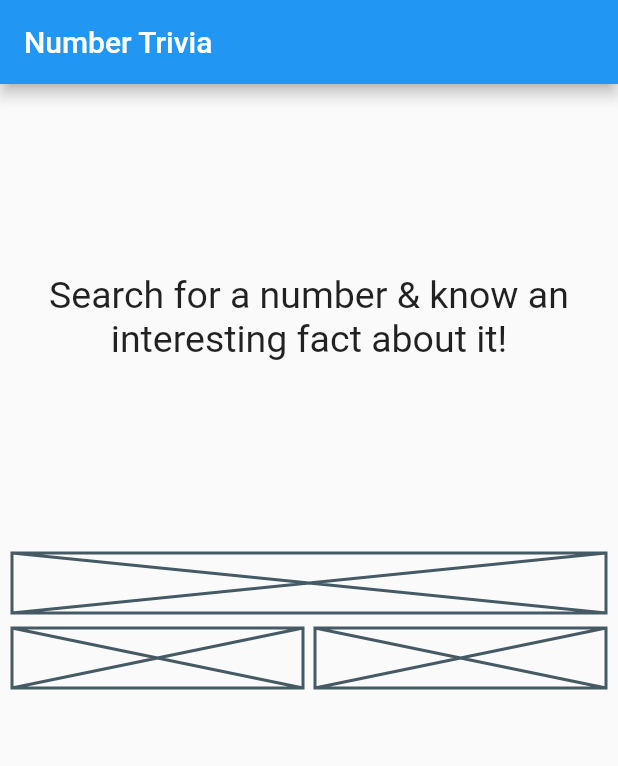
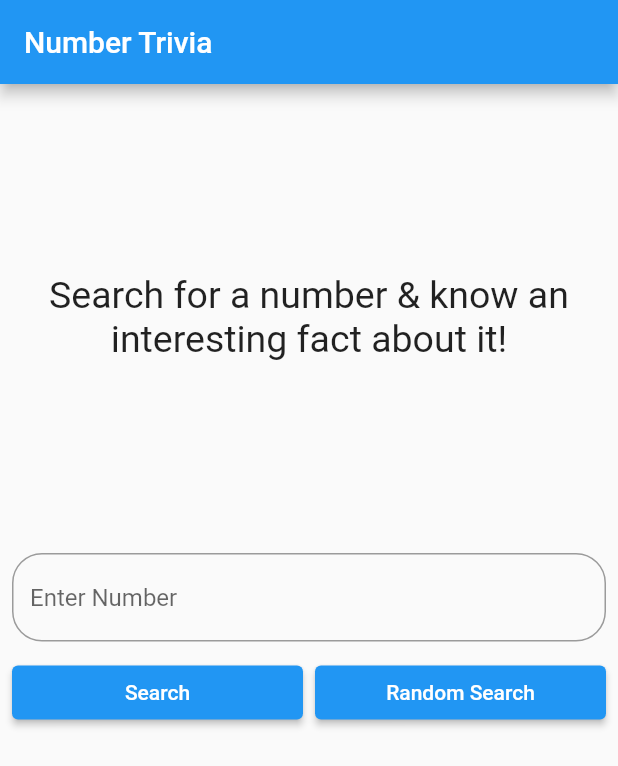
Before and after one commit to therushdevs/flutter_tdd_clean_architecture, a Flutter app: the screen it shows after launch, on a phone screen of 412 x 824 dp. Shown: the top 766 px of the screen. Run offline on Flutter 3.47's test engine with Material 2 defaults, Android fonts, the phone set to English and light mode, and no system bars; our stand-ins replace bloc, dartz, equatable, flutter_bloc, get_it, shared_preferences; missing offline and left inert: data_connection_checker_tv.

Commit message:
Project completed with bug fixes

```diff
--- a/lib/features/number_trivia/data/dataresources/number_trivia_local_datasource.dart
+++ b/lib/features/number_trivia/data/dataresources/number_trivia_local_datasource.dart
@@ -18,9 +18,8 @@ class NumberTriviaLocalDataSourceImpl implements NumberTriviaLocalDatasource{
 
   @override
   Future<NumberTriviaModel> getLastNumberTriviaModel() async{
-    // TODO: implement getLastNumberTriviaModel
     final data = pref.getString(_cachedNumberTrivia);
-    if (data != null) {
+    if (data != null && data.isNotEmpty) {
       final model = NumberTriviaModel.fromJson(json.decode(data));
       return model;
     }else{
--- a/lib/features/number_trivia/data/dataresources/number_trivia_remote_datasource.dart
+++ b/lib/features/number_trivia/data/dataresources/number_trivia_remote_datasource.dart
@@ -15,7 +15,7 @@ abstract class NumberTriviaRemoteDatasource{
   Future<NumberTriviaModel> getRandomNumberTrivia();
 }
 
-const urlNumberTrivia = 'http://numbersapi.com/';
+const urlNumberTrivia = 'http://numbersapi.com';
 typedef getConcreteOrRandom =  Future<http.Response> Function();
 
 class NumberTriviaRemoteDatasourceImpl implements NumberTriviaRemoteDatasource{
@@ -23,7 +23,7 @@ class NumberTriviaRemoteDatasourceImpl implements NumberTriviaRemoteDatasource{
   NumberTriviaRemoteDatasourceImpl({required this.httpClient});
 
   @override
-  Future<NumberTriviaModel> getConcreteNumberTrivia(int number) {
+  Future<NumberTriviaModel> getConcreteNumberTrivia(int number) async{
     return _getRemoteData(()  =>  httpClient.get(Uri.parse('$urlNumberTrivia/$number'), headers: {
       'Content-Type' : 'application/json',
     }));
@@ -39,7 +39,7 @@ class NumberTriviaRemoteDatasourceImpl implements NumberTriviaRemoteDatasource{
   Future<NumberTriviaModel> _getRemoteData(getConcreteOrRandom getData) async{
     final response = await getData();
     if (response.statusCode == 200){
-      late NumberTriviaModel numberTriviaModel = NumberTriviaModel.fromJson(jsonDecode(response.body));
+     NumberTriviaModel numberTriviaModel = NumberTriviaModel.fromJson(jsonDecode(response.body));
       return numberTriviaModel;
     }else{
       throw ServerException();
--- a/lib/features/number_trivia/presentation/bloc/number_trivia_bloc.dart
+++ b/lib/features/number_trivia/presentation/bloc/number_trivia_bloc.dart
@@ -36,7 +36,7 @@ class NumberTriviaBloc extends Bloc<NumberTriviaEvent, NumberTriviaState> {
         if(event is GetTriviaForConcreteNumber){
           final input = inputConverter.stringToUnsignedInteger(event.numberString);
           // emits the failure-success of input conversion
-          input.fold((lFailure){
+          await input.fold((lFailure){
              emit( const ErrorState(errorMessage: INVALID_INPUT_FAILURE_MESSAGE));
           }, (rSuccess) async{
             emit(LoadingState());
--- a/lib/features/number_trivia/presentation/ui-pages/number_trivia_page.dart
+++ b/lib/features/number_trivia/presentation/ui-pages/number_trivia_page.dart
@@ -1,10 +1,10 @@
 import 'package:flutter/material.dart';
 import 'package:flutter_bloc/flutter_bloc.dart';
-import 'package:number_trivia_clean_architecture/features/number_trivia/domain/entities/number_trivia.dart';
 import 'package:number_trivia_clean_architecture/features/number_trivia/presentation/bloc/number_trivia_bloc.dart';
 import 'package:number_trivia_clean_architecture/injection_container.dart';
-
 import '../../../../core/utils/global_utils.dart';
+import '../widgets/export_widgets.dart';
+import '../widgets/trivia_controls.dart';
 
 class NumberTriviaPage extends StatelessWidget {
   const NumberTriviaPage({super.key});
@@ -14,7 +14,9 @@ class NumberTriviaPage extends StatelessWidget {
     return  SafeArea(
       child: Scaffold(
         appBar: AppBar(title: const Text('Number Trivia')),
-        body: buildBody(context),
+        body: SingleChildScrollView(
+          child: buildBody(context),
+          ),
         ),
     );
   }
@@ -47,7 +49,7 @@ class NumberTriviaPage extends StatelessWidget {
                         numberTrivia: state.numberTrivia,
                       );
                     } else {
-                      return loadingIndicator();
+                      return loadingIndicator(context);
                     }
               }),
 
@@ -56,84 +58,11 @@ class NumberTriviaPage extends StatelessWidget {
                 ),
 
                 // bottom half
-                Column(
-                  children: [
-                    const Placeholder(fallbackHeight: 40,),
-                    SizedBox(height: 10,),
-                    Row(
-                      children: [
-                        Expanded(child: Placeholder(fallbackHeight: 40,)),
-                        SizedBox(width: 8,),
-                        Expanded(child: Placeholder(fallbackHeight: 40,)),
-                      ],
-                    )
-                  ],
-                )
+                const TriviaControls()
               ],
             ),
           ),
         ),
       );
   }
-
-
 }
-
-class NumberTriviaView extends StatelessWidget {
-  final NumberTrivia numberTrivia;
-  const NumberTriviaView({
-    super.key,
-    required this.numberTrivia
-  });
-
-  @override
-  Widget build(BuildContext context) {
-    return Column(
-      children: [
-        Text(
-          '${numberTrivia.number}',
-          style: const TextStyle(fontSize: 50, fontWeight: FontWeight.bold),
-          ),
-
-        Container(
-          height: MediaQuery.of(context).size.height/3,
-          child:  Center(
-            child: Expanded(
-              child: SingleChildScrollView(
-                child: Text(
-                    numberTrivia.text,
-                    style: const TextStyle(fontSize: 25),
-                    textAlign: TextAlign.center,
-                  ),
-              ),
-            ),
-          ),
-        ),
-      ],
-    );
-  }
-}
-
-class DisplayMessage extends StatelessWidget {
-  final String message;
-  const DisplayMessage({
-    super.key,
-    required this.message,
-  });
-
-  @override
-  Widget build(BuildContext context) {
-    return Container(
-      height: MediaQuery.of(context).size.height/3,
-      child:  Center(
-        child: SingleChildScrollView(
-          child: Text(
-              message,
-              style: const TextStyle(fontSize: 25),
-              textAlign: TextAlign.center,
-            ),
-        ),
-      ),
-    );
-  }
-}
--- /dev/null
+++ b/lib/features/number_trivia/presentation/widgets/display_message.dart
@@ -0,0 +1,26 @@
+
+import 'package:flutter/material.dart';
+
+class DisplayMessage extends StatelessWidget {
+  final String message;
+  const DisplayMessage({
+    super.key,
+    required this.message,
+  });
+
+  @override
+  Widget build(BuildContext context) {
+    return Container(
+      height: MediaQuery.of(context).size.height/3,
+      child:  Center(
+        child: SingleChildScrollView(
+          child: Text(
+              message,
+              style: const TextStyle(fontSize: 25),
+              textAlign: TextAlign.center,
+            ),
+        ),
+      ),
+    );
+  }
+}
--- /dev/null
+++ b/lib/features/number_trivia/presentation/widgets/export_widgets.dart
@@ -0,0 +1,2 @@
+export 'display_message.dart';
+export 'number_trivia_view.dart';
--- /dev/null
+++ b/lib/features/number_trivia/presentation/widgets/trivia_controls.dart
@@ -0,0 +1,57 @@
+import 'package:flutter/material.dart';
+import 'package:flutter_bloc/flutter_bloc.dart';
+
+import '../bloc/number_trivia_bloc.dart';
+
+class TriviaControls extends StatefulWidget {
+  const TriviaControls({
+    super.key,
+  });
+
+  @override
+  State<TriviaControls> createState() => _TriviaControlsState();
+}
+
+class _TriviaControlsState extends State<TriviaControls> {
+  final TextEditingController _controller = TextEditingController();
+  late String input;
+  @override
+  Widget build(BuildContext context) {
+    return Column(
+      children: [
+        TextField(
+          controller: _controller,
+          onChanged: (value){
+            input = value;
+          },
+          keyboardType: TextInputType.number,
+          decoration: const InputDecoration(
+            border: OutlineInputBorder(
+              borderRadius: BorderRadius.all(Radius.circular(20)),
+            ),
+            hintText: 'Enter Number',
+          ),
+        ),
+        const SizedBox(height: 10,),
+        Row(
+          children: [
+            Expanded(child: ElevatedButton(
+              onPressed: (){
+                _controller.clear();
+               BlocProvider.of<NumberTriviaBloc>(context).add(GetTriviaForConcreteNumber(numberString: input));
+              },
+              child: const Text('Search'),
+            )),
+            const SizedBox(width: 8,),
+            Expanded(child: ElevatedButton(
+              onPressed: (){
+               BlocProvider.of<NumberTriviaBloc>(context).add(GetTriviaForRandomNumber());
+              },
+              child: const Text('Random Search'),
+            )),
+          ],
+        )
+      ],
+    );
+  }
+}
```
Also changed, not shown: lib/core/utils/global_utils.dart (+4 -6 lines), lib/features/number_trivia/presentation/widgets/number_trivia_view.dart (added, +37 -0 lines).
